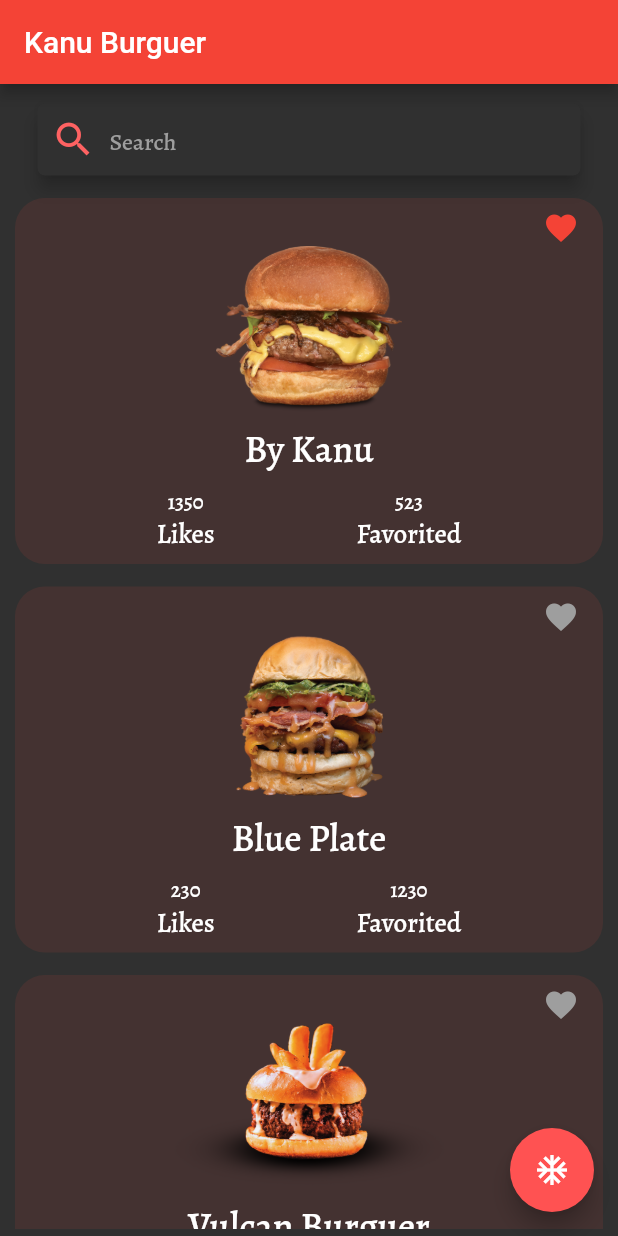
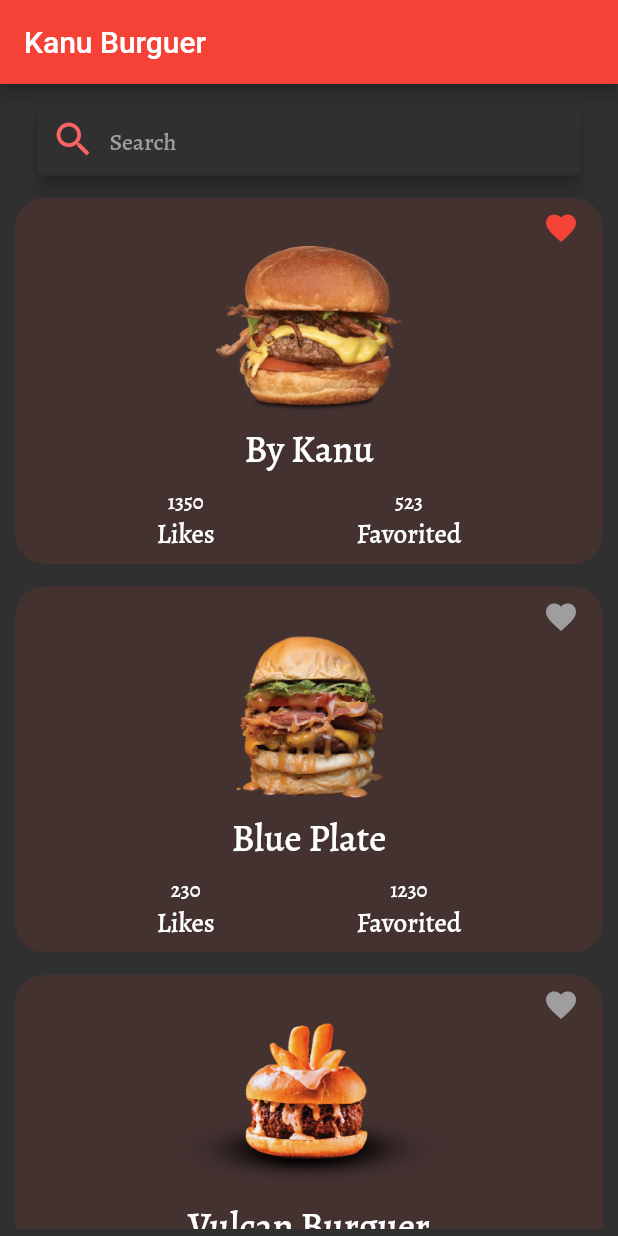
Before and after one commit to renankanu/hamburger-recipes, a Flutter app: the screen it shows after launch, on a phone screen of 412 x 824 dp. Run offline on Flutter 3.47's test engine with Material 2 defaults, Android fonts, the phone set to English and light mode, and no system bars; our stand-ins replace smooth_star_rating.

Commit message:
Add InkWell for action tap

```diff
--- a/lib/burguer.dart
+++ b/lib/burguer.dart
@@ -1,4 +1,6 @@
 import 'package:flutter/material.dart';
+
+import 'detail_burguer.dart';
 
 class BurguerCard extends StatelessWidget {
   String imgUrl;
@@ -6,13 +8,22 @@ class BurguerCard extends StatelessWidget {
   String likes;
   String countFavorites;
   bool favorited;
+  String nivel;
 
-  BurguerCard(
-      this.imgUrl, this.title, this.likes, this.countFavorites, this.favorited);
+
+  BurguerCard(this.imgUrl, this.title, this.likes, this.countFavorites,
+      this.favorited, this.nivel);
 
   @override
   Widget build(BuildContext context) {
-    return Container(
+    return InkWell(
+      onTap: () {
+        Navigator.push(
+            context,
+            MaterialPageRoute(
+                builder: (context) => DetailBurguer(imgUrl, title, nivel)));
+      },
+      child: Container(
         width: double.infinity,
         decoration: BoxDecoration(
           color: Colors.red.withOpacity(.1),
@@ -58,7 +69,8 @@ class BurguerCard extends StatelessWidget {
                       ),
                       Text(
                         'Likes',
-                      style: TextStyle(fontFamily: 'Alegreya', fontSize: 18.0),
+                        style:
+                            TextStyle(fontFamily: 'Alegreya', fontSize: 18.0),
                       )
                     ],
                   ),
@@ -70,7 +82,8 @@ class BurguerCard extends StatelessWidget {
                       ),
                       Text(
                         'Favorited',
-                      style: TextStyle(fontFamily: 'Alegreya', fontSize: 18.0),
+                        style:
+                            TextStyle(fontFamily: 'Alegreya', fontSize: 18.0),
                       )
                     ],
                   ),
@@ -79,6 +92,7 @@ class BurguerCard extends StatelessWidget {
             ),
           ],
         ),
+      ),
     );
   }
 }
--- a/lib/main.dart
+++ b/lib/main.dart
@@ -2,7 +2,6 @@ import 'package:flutter/material.dart';
 
 import 'burguer.dart';
 import 'burguer_list.dart';
-import 'detail_burguer.dart';
 
 void main() => runApp(MaterialApp(
       title: 'Burguer App',
@@ -17,13 +16,13 @@ void main() => runApp(MaterialApp(
 
 class HomePage extends StatelessWidget {
   List<BurguerCard> burguers = []
-    ..add(BurguerCard("assets/burguer-01.png", "By Kanu", "1350", "523", true))
+    ..add(BurguerCard("assets/burguer-01.png", "By Kanu", "1350", "523", true, "easy"))
     ..add(BurguerCard(
-        "assets/burguer-02.png", "Blue Plate", "230", "1230", false))
+        "assets/burguer-02.png", "Blue Plate", "230", "1230", false, "medium"))
     ..add(BurguerCard(
-        "assets/hamone.png", "Vulcan Burguer", "9001", "10523", false))
+        "assets/hamone.png", "Vulcan Burguer", "9001", "10523", false, "medium"))
     ..add(BurguerCard(
-        "assets/burguer-03.png", "Big Smasher", "1035", "360", false));
+        "assets/burguer-03.png", "Big Smasher", "1035", "360", false, "hard"));
 
   @override
   Widget build(BuildContext context) {
@@ -62,12 +61,6 @@ class HomePage extends StatelessWidget {
               Expanded(child: BurguerList(burguers))
             ],
           )),
-      floatingActionButton: FloatingActionButton(
-          child: Icon(Icons.ac_unit),
-          onPressed: () {
-            Navigator.push(context,
-                MaterialPageRoute(builder: (context) => DetailBurguer()));
-          }),
     );
   }
 }
```
Also changed, not shown: lib/detail_burguer.dart (+25 -4 lines). Lines whose indentation alone changed are shown as unchanged.
